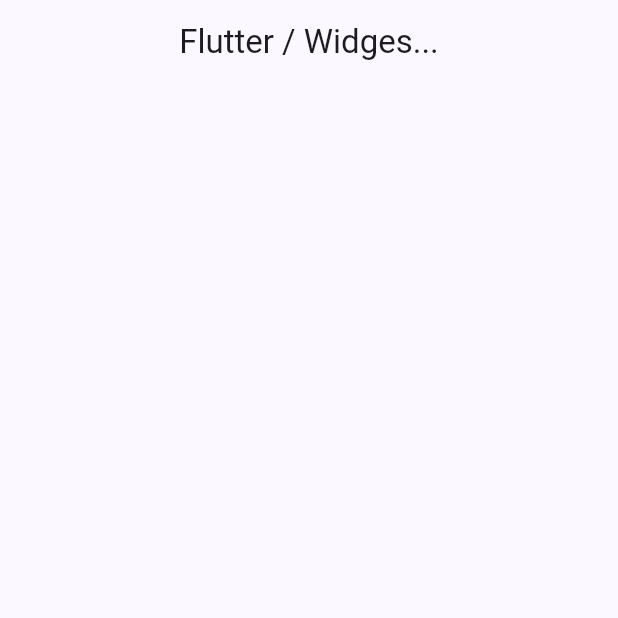
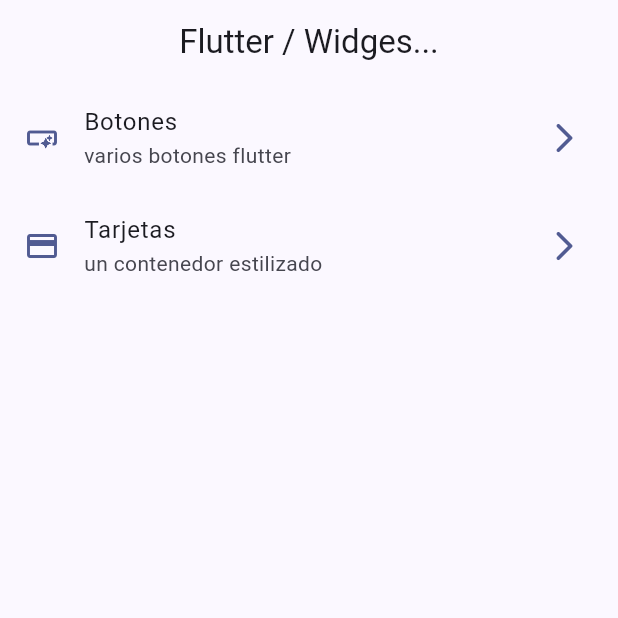
Before and after one commit to luco-hub/widgets_app, a Flutter app: the screen it shows after launch, on a phone screen of 412 x 824 dp, the top half of it. Run offline on Flutter 3.47's test engine with Material 3 defaults, Android fonts, the phone set to English and light mode, and no system bars.

Commit message:
creacion del home

```diff
--- a/lib/config/menu/menu_items.dart
+++ b/lib/config/menu/menu_items.dart
@@ -6,20 +6,20 @@ class MenuItems {
   final String title;
   final String subTitle;
   final String link;
-  final IconData;
+  final IconData icono;
 
   const MenuItems(
     {
     required this.title,
     required this.subTitle,
     required this.link,
-    required this.IconData});
+    required this.icono});
 
 
 }
 
 const appMenuItems = <MenuItems>[
-MenuItems(title: 'Botones',subTitle: 'varios botones flutter',link: '/buttons',IconData: Icons.smart_button_outlined),
-MenuItems(title: 'Tarjetas',subTitle: 'un contenedor estilizado',link: '/Card',IconData: Icons.credit_card)
+MenuItems(title: 'Botones',subTitle: 'varios botones flutter',link: '/buttons',icono: Icons.smart_button_outlined),
+MenuItems(title: 'Tarjetas',subTitle: 'un contenedor estilizado',link: '/Card',icono: Icons.credit_card)
 
 ];
--- a/lib/presentation/screens/home/home_screen.dart
+++ b/lib/presentation/screens/home/home_screen.dart
@@ -1,4 +1,7 @@
 import 'package:flutter/material.dart';
+import 'package:widgets_app/config/menu/menu_items.dart';
+
+import '../../../config/menu/menu_items.dart';
 
 class HomeScreen  extends StatelessWidget {
   const HomeScreen ({super.key});
@@ -7,9 +10,39 @@ class HomeScreen  extends StatelessWidget {
   Widget build(BuildContext context) {
     return Scaffold(
       appBar: AppBar(
-        title: Text('Flutter / Widges...'),
+        title: const Text('Flutter / Widges...'),
       ),
+
+      body: const _HomeBody(menuItems:appMenuItems,),
 
     );
   }
 }
+
+class _HomeBody extends StatelessWidget {
+
+  final List<MenuItems> menuItems;
+
+  const _HomeBody({super.key, required this.menuItems});
+
+  @override
+  Widget build(BuildContext context) {
+    final colorTheme = Theme.of(context).colorScheme;
+
+    return ListView.builder(
+      physics: const BouncingScrollPhysics(),
+      itemCount: menuItems.length,
+      itemBuilder:(context, index) => ListTile(
+          title: Text(menuItems[index].title,),
+          subtitle:Text(menuItems[index].subTitle),
+          leading: Icon( menuItems[index].icono, color:colorTheme.primary,),
+          trailing: Icon(Icons.arrow_forward_ios_rounded,color: colorTheme.primary,),
+          onTap: () {
+
+          },
+
+      ),
+
+      );
+  }
+}
```
